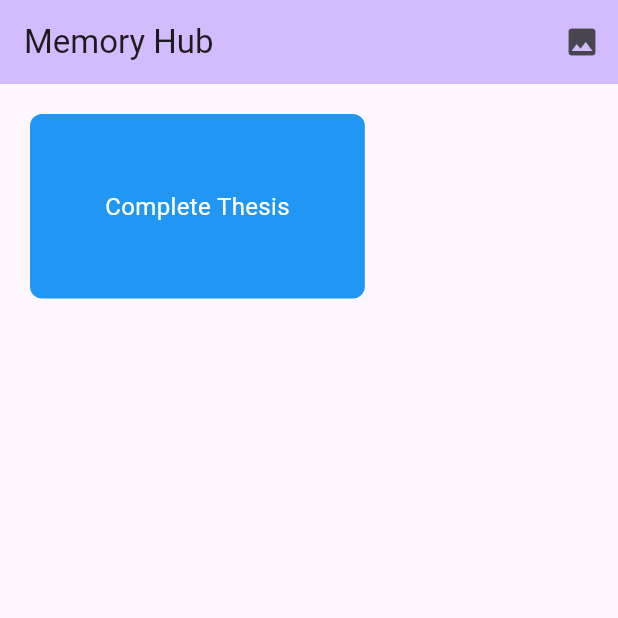
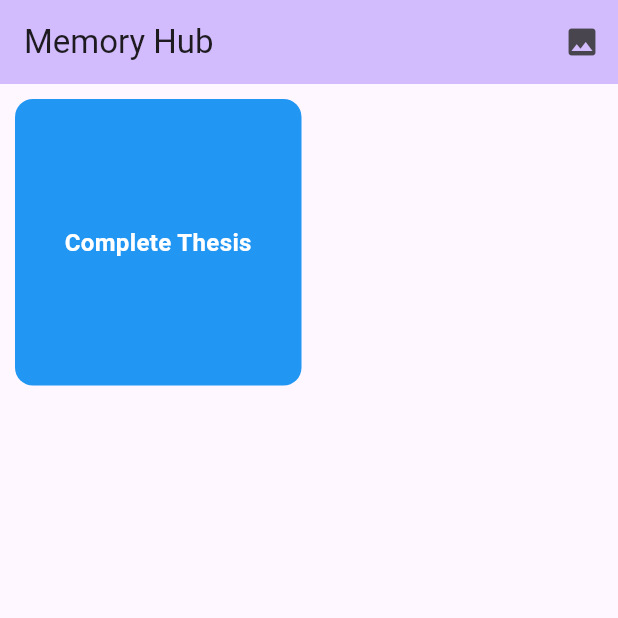
Before and after one commit to Stef-6104/my-thesis-project-root, a Flutter app: the screen it shows after launch, on a phone screen of 412 x 824 dp, the top half of it. Run offline on Flutter 3.47's test engine with Material 3 defaults, Android fonts, the phone set to English and light mode, and no system bars; our stand-ins replace firebase_ai, firebase_core, image_picker, objectbox; missing offline and left inert: google_mlkit_text_recognition; accounts and stored records are empty; generated files the repository leaves out were written again.

Commit message:
Added gridView

```diff
--- a/lib/core/text_recognition.dart
+++ b/lib/core/text_recognition.dart
@@ -16,13 +16,16 @@ import 'package:my_thesis_project/data/models/memory_item.dart';
 import 'package:my_thesis_project/objectbox.g.dart';
 
 class OCRScreen extends StatefulWidget {
-  const OCRScreen({super.key});
+  final Store store;
+  const OCRScreen({super.key, required this.store});
 
   @override
   State<OCRScreen> createState() => _OCRScreenState();
 }
 
 class _OCRScreenState extends State<OCRScreen> {
+
+
   final ImagePicker _picker = ImagePicker();
 
   File? _image;
@@ -184,6 +187,13 @@ $ocrText
         result.text,
       );
 
+      await saveOCRToObjectBox(
+          imageFile: imageFile,
+          recognizedText: result.text,
+          aiData: aiData,
+          store: widget.store,
+      );
+
       await saveOcrAsJson(
         imageFile: imageFile,
         recognizedText: result.text,
--- a/lib/main.dart
+++ b/lib/main.dart
@@ -19,11 +19,14 @@ Future<void> main() async {
     options: DefaultFirebaseOptions.currentPlatform,
   );
 
-  runApp(const MyApp());
+  final store = await openStore();
+
+  runApp( MyApp(store: store));
 }
 
 class MyApp extends StatelessWidget {
-  const MyApp({super.key});
+  final Store store;
+  const MyApp({super.key, required this.store});
 
   // This widget is the root of your application.
   @override
@@ -31,7 +34,6 @@ class MyApp extends StatelessWidget {
 
     return MaterialApp(
 
-      title: 'Thesis Application',
       theme: ThemeData(
 
         colorScheme: ColorScheme.fromSeed(seedColor: Colors.deepPurple),
@@ -39,9 +41,9 @@ class MyApp extends StatelessWidget {
       debugShowCheckedModeBanner: false,
       initialRoute: '/database',
       routes: {
-        "/gallery": (_) => const GalleryFilesEx(),
-        "/recognition" : (_) => const OCRScreen(),
-        "/database" : (_) => const MyHomePage(title: 'Memory Hub'),
+        "/gallery" : (_) => const GalleryFilesEx(),
+        "/recognition" : (_) => OCRScreen(store: store),
+        "/database" : (_) => MyHomePage(title: 'Memory Hub', store: store),
       },
     );
 
@@ -51,41 +53,43 @@ class MyApp extends StatelessWidget {
 
 
 class MyHomePage extends StatefulWidget {
-  const MyHomePage({super.key, required this.title});
+  final Store store;
+  final String title;
 
 
-  final String title;
+  const MyHomePage({super.key, required this.title, required this.store});
+
+
+
 
   @override
   State<MyHomePage> createState() => _MyHomePageState();
 }
 
 class _MyHomePageState extends State<MyHomePage> {
-
-  Store? _store;
   late final Box<MemoryItem> _memoryBox;
   SyncClient? _syncClient;
 
-
-  MemoryItem? currentItem;
+  late Stream<List<MemoryItem>> _memoryStream;
 
   @override
   void initState() {
     super.initState();
-    openStore().then((Store store){
-      if (!mounted) return;
-      setState(() {
-        _store = store;
-        _memoryBox = store.box<MemoryItem>();
+        _memoryBox = widget.store.box<MemoryItem>();
         // 1. Corrected URI format
         var syncServerIp = Platform.isAndroid ? "10.0.2.2" : "127.0.0.1";
         // 2. Initialize and START the client
         _syncClient = SyncClient(
-            store,
+            widget.store,
             ['ws://$syncServerIp:9999'],
             [SyncCredentials.none()]
         );
         _syncClient?.start();
+
+        _memoryStream = _memoryBox
+            .query()
+            .watch(triggerImmediately: true)
+            .map((query) => query.find());
 
         if (_memoryBox.isEmpty()) {
           final exampleTask = TodoTask(
@@ -97,16 +101,16 @@ class _MyHomePageState extends State<MyHomePage> {
               taskNote: "Remember to test all Gradle versions.",
               taskDeadline: "2026-12-31"
           );
-          _store!.box<TodoTask>().put(exampleTask);
+          widget.store.box<TodoTask>().put(exampleTask);
 
           final exampleItem = MemoryItem();
           exampleItem.todoTask.target = exampleTask;
           _memoryBox.put(exampleItem);
         }
         // 3. Fetch item inside the callback to ensure _memoryBox is ready
-        currentItem = _memoryBox.getAll().firstOrNull;
-      });
-    });
+
+
+
   }
 
 
@@ -125,37 +129,66 @@ class _MyHomePageState extends State<MyHomePage> {
               tooltip: 'Open Gallery',
               onPressed: () => Navigator.push(
                 context,
-                MaterialPageRoute(builder: (context) => const OCRScreen()),
+                MaterialPageRoute(builder: (context) => OCRScreen(store: widget.store)),
               )
 
           )
         ],
       ),
-      body:
-      currentItem == null
-          ? const Center(child: Text("Memory Item does not Exist"),):
-      GestureDetector(
+      body: StreamBuilder<List<MemoryItem>>(
+        stream: _memoryStream,
+        builder: (context, snapshot){
+          if (!snapshot.hasData || snapshot.data!.isEmpty) {
+            return const Center(child: Text("No memory yet"));
+
+          }
+          final items = snapshot.data!;
+
+          // 4. GridView to show multiple tasks
+          return GridView.builder(
+            padding: const EdgeInsets.all(10),
+            gridDelegate: const SliverGridDelegateWithFixedCrossAxisCount(
+                crossAxisCount: 2,
+                crossAxisSpacing: 10,
+                mainAxisSpacing: 10,
+            ),
+            itemCount: items.length,
+            itemBuilder: (context, index){
+              final item = items[index];
+              final task = item.todoTask.target;
+
+              return GestureDetector(
                   onTap: (){
-          final task = currentItem?.todoTask.target;
                     if (task != null){
-            Navigator.push(context,
-                MaterialPageRoute(builder: (context) => TaskInfoScreen(task: task, store: _store!),
+                      Navigator.push(
+                          context,
+                          MaterialPageRoute(builder: (context) => TaskInfoScreen(task: task, store: widget.store),
                           )
                       );
                     }
                   },
                 child: Container(
-          margin: const EdgeInsets.all(20),
-          padding: const EdgeInsets.all(50),
                   decoration: BoxDecoration(
                     color: Colors.blue,
-            borderRadius: BorderRadius.circular(8),
-          ),
-            child: Text(currentItem!.todoTask.target?.taskTitle ??'No Task title',
-            style: TextStyle(color: Colors.white, fontSize: 16),
+                    borderRadius: BorderRadius.circular(12
                     ),
                   ),
-      )
+                  padding: const EdgeInsets.all(15),
+                  alignment: Alignment.center,
+                  child: Text(
+                    task?.taskTitle ??'No Task title',
+                    textAlign: TextAlign.center,
+                    style: const TextStyle(color: Colors.white, fontWeight: FontWeight.bold,fontSize: 16),
+                  ),
+                ),
+              );
+            },
+          );
+        },
+      ),
+
+
+
       );
   }
   void setNewMemoryItm(){
@@ -168,7 +201,6 @@ class _MyHomePageState extends State<MyHomePage> {
   @override
   void dispose(){
     _syncClient?.close();
-    _store?.close();
     super.dispose();
 
   }
```
Lines whose indentation alone changed are shown as unchanged.
